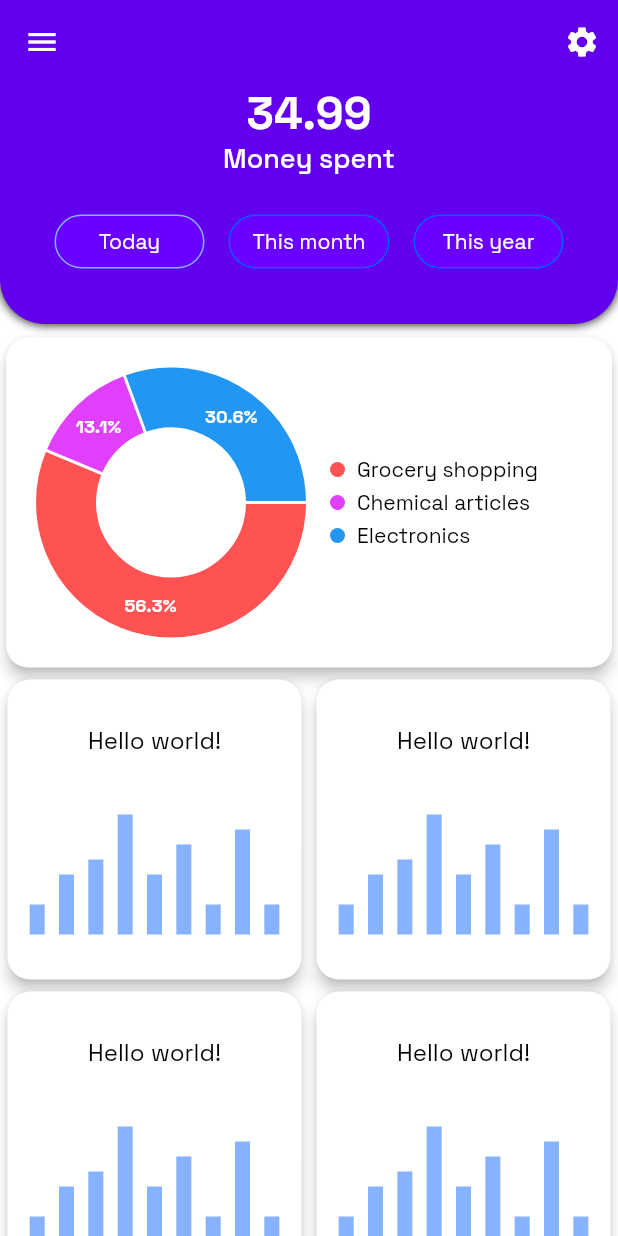
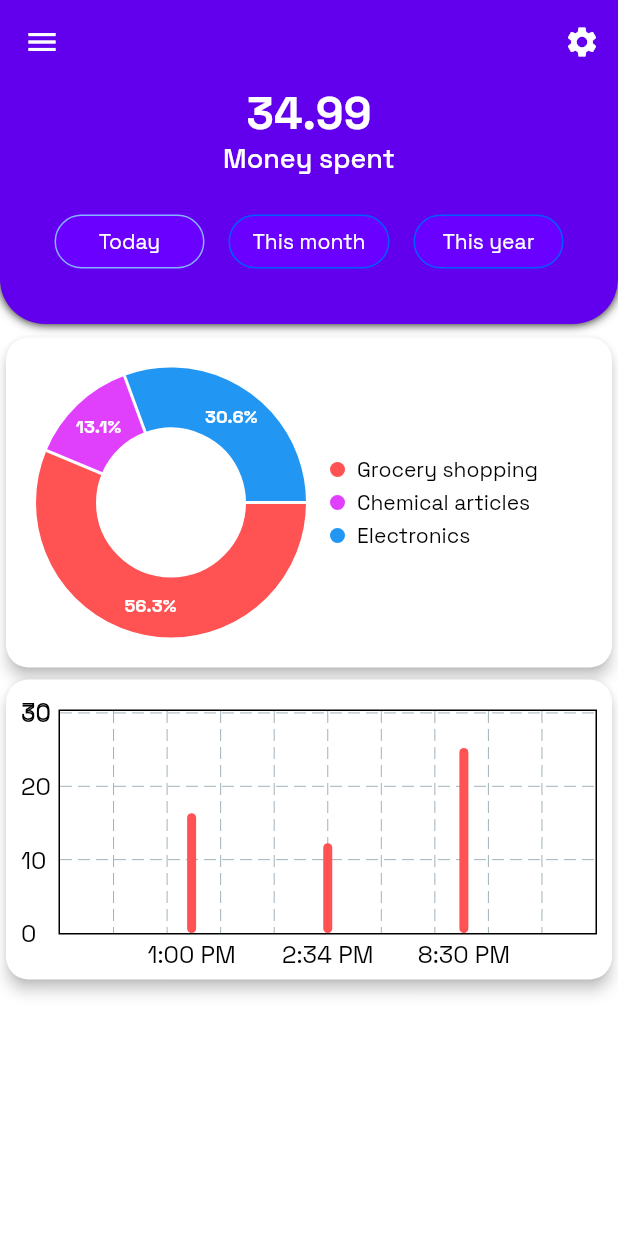
Before and after one commit to justdodo27/financepal, a Flutter app: the screen it shows after launch, on a phone screen of 412 x 824 dp. Run offline on Flutter 3.47's test engine with Material 2 defaults, Android fonts, the phone set to English and light mode, and no system bars; drawn by our look-alikes of fl_chart; our stand-ins replace google_fonts, shared_preferences.

Commit message:
Add barchart

```diff
--- /dev/null
+++ b/frontend/lib/pages/home_page/components/bar_chart_section.dart
@@ -0,0 +1,99 @@
+import 'dart:math';
+
+import 'package:fl_chart/fl_chart.dart';
+import 'package:flutter/material.dart';
+
+class BarData {
+  final int id;
+  final String name;
+  final double value;
+  final Color color;
+
+  BarData({
+    required this.id,
+    required this.name,
+    required this.value,
+    required this.color,
+  });
+}
+
+class BarChartSection extends StatelessWidget {
+  final List<BarData> data;
+
+  const BarChartSection({
+    super.key,
+    required this.data,
+  });
+
+  List<BarChartGroupData> _getGroups() {
+    return data
+        .map((entry) => BarChartGroupData(x: entry.id, barRods: [
+              BarChartRodData(toY: entry.value, width: 6, color: entry.color)
+            ]))
+        .toList();
+  }
+
+  double get maxY => data.map<double>((e) => e.value).reduce(max) * 1.2;
+
+  @override
+  Widget build(BuildContext context) {
+    return Card(
+      shape: RoundedRectangleBorder(
+        borderRadius: BorderRadius.circular(15.0),
+      ),
+      elevation: 4,
+      color: Theme.of(context).colorScheme.onPrimary,
+      child: Container(
+        padding: const EdgeInsets.only(top: 20, right: 10, left: 10),
+        child: ConstrainedBox(
+          constraints: const BoxConstraints(maxHeight: 180),
+          child: BarChart(
+            BarChartData(
+              barGroups: _getGroups(),
+              maxY: maxY,
+              titlesData: FlTitlesData(
+                topTitles: AxisTitles(
+                  sideTitles: SideTitles(showTitles: false),
+                ),
+                rightTitles: AxisTitles(
+                  sideTitles: SideTitles(showTitles: false),
+                ),
+                bottomTitles: AxisTitles(
+                  sideTitles: SideTitles(
+                    showTitles: true,
+                    reservedSize: 30,
+                    getTitlesWidget: (value, meta) => Padding(
+                      padding: const EdgeInsets.only(top: 3.0),
+                      child: Text(
+                        data.firstWhere((element) => element.id == value).name,
+                      ),
+                    ),
+                  ),
+                ),
+                leftTitles: AxisTitles(
+                  sideTitles: SideTitles(
+                    showTitles: true,
+                    reservedSize: _getReservedSize(),
+                    getTitlesWidget: (value, meta) => Padding(
+                      padding: const EdgeInsets.only(right: 3.0),
+                      child: Text(
+                        '${value.toInt()}',
+                      ),
+                    ),
+                  ),
+                ),
+              ),
+            ),
+          ),
+        ),
+      ),
+    );
+  }
+
+  double _getReservedSize() {
+    if (maxY >= 1000) return 50.0;
+    if (maxY >= 100) return 40.0;
+    if (maxY >= 10) return 25.0;
+    return 10.0;
+  }
+}
--- a/frontend/lib/pages/home_page/components/pie_chart_section.dart
+++ b/frontend/lib/pages/home_page/components/pie_chart_section.dart
@@ -1,16 +1,16 @@
 import 'package:fl_chart/fl_chart.dart';
 import 'package:flutter/material.dart';
 
-class Data {
+class PieData {
   final String name;
   final double percent;
   final Color color;
 
-  Data({required this.name, required this.percent, required this.color});
+  PieData({required this.name, required this.percent, required this.color});
 }
 
 class ChartLegend extends StatelessWidget {
-  final List<Data> data;
+  final List<PieData> data;
 
   const ChartLegend({super.key, required this.data});
 
@@ -54,7 +54,7 @@ class ChartLegend extends StatelessWidget {
 }
 
 class PieChartSection extends StatelessWidget {
-  final List<Data> data;
+  final List<PieData> data;
 
   const PieChartSection({
     super.key, required this.data,
--- a/frontend/lib/pages/home_page/home_page.dart
+++ b/frontend/lib/pages/home_page/home_page.dart
@@ -3,6 +3,7 @@ import 'package:frontend/pages/settings_page/settings_page.dart';
 
 import 'components/appbar_bottom.dart';
 import '../../utils/custom_router.dart';
+import 'components/bar_chart_section.dart';
 import 'components/pie_chart_section.dart';
 
 class HomePage extends StatefulWidget {
@@ -15,40 +16,75 @@ class HomePage extends StatefulWidget {
 class _HomePageState extends State<HomePage> {
   final appBarBottomHeight = 160.0;
 
-  final todayData = [
-    Data(name: 'Grocery shopping', percent: 56.3, color: Colors.redAccent),
-    Data(name: 'Chemical articles', percent: 13.1, color: Colors.purpleAccent),
-    Data(name: 'Electronics', percent: 30.6, color: Colors.blue),
+  final todayPieData = [
+    PieData(name: 'Grocery shopping', percent: 56.3, color: Colors.redAccent),
+    PieData(
+        name: 'Chemical articles', percent: 13.1, color: Colors.purpleAccent),
+    PieData(name: 'Electronics', percent: 30.6, color: Colors.blue),
   ];
 
-  final monthData = [
-    Data(name: 'Grocery shopping', percent: 47.3, color: Colors.redAccent),
-    Data(name: 'Chemical articles', percent: 26.1, color: Colors.purpleAccent),
-    Data(name: 'Electronics', percent: 26.6, color: Colors.blue),
+  final monthPieData = [
+    PieData(name: 'Grocery shopping', percent: 47.3, color: Colors.redAccent),
+    PieData(
+        name: 'Chemical articles', percent: 26.1, color: Colors.purpleAccent),
+    PieData(name: 'Electronics', percent: 26.6, color: Colors.blue),
   ];
 
-  final yearData = [
-    Data(name: 'Grocery shopping', percent: 48.0, color: Colors.redAccent),
-    Data(name: 'Chemical articles', percent: 30.0, color: Colors.purpleAccent),
-    Data(name: 'Electronics', percent: 12.0, color: Colors.blue),
+  final yearPieData = [
+    PieData(name: 'Grocery shopping', percent: 48.0, color: Colors.redAccent),
+    PieData(
+        name: 'Chemical articles', percent: 30.0, color: Colors.purpleAccent),
+    PieData(name: 'Electronics', percent: 12.0, color: Colors.blue),
+  ];
+
+  final todayBarData = [
+    BarData(id: 0, name: '1:00 PM', value: 16.33, color: Colors.redAccent),
+    BarData(id: 1, name: '2:34 PM', value: 12.23, color: Colors.redAccent),
+    BarData(id: 2, name: '8:30 PM', value: 25.22, color: Colors.redAccent),
+  ];
+
+  final monthBarData = [
+    BarData(id: 0, name: '01/03', value: 56.33, color: Colors.greenAccent),
+    BarData(id: 1, name: '02/03', value: 22.23, color: Colors.greenAccent),
+    BarData(id: 2, name: '03/03', value: 15.22, color: Colors.greenAccent),
+    BarData(id: 3, name: '04/03', value: 25.62, color: Colors.greenAccent),
+    BarData(id: 4, name: '05/03', value: 35.27, color: Colors.greenAccent),
+    BarData(id: 5, name: '06/03', value: 55.52, color: Colors.greenAccent),
+    BarData(id: 6, name: '07/03', value: 45.29, color: Colors.greenAccent),
+  ];
+
+  final yearBarData = [
+    BarData(id: 0, name: 'January', value: 560.33, color: Colors.purpleAccent),
+    BarData(id: 1, name: 'February', value: 120.23, color: Colors.purpleAccent),
+    BarData(id: 2, name: 'March', value: 450.22, color: Colors.purpleAccent),
   ];
 
   String optionSelected = 'TODAY';
 
-  List<Data> get data {
+  List<PieData> get pieData {
     switch (optionSelected) {
       case 'MONTH':
-        return monthData;
+        return monthPieData;
       case 'YEAR':
-        return yearData;
+        return yearPieData;
       default:
-        return todayData;
+        return todayPieData;
+    }
+  }
+
+  List<BarData> get barData {
+    switch (optionSelected) {
+      case 'MONTH':
+        return monthBarData;
+      case 'YEAR':
+        return yearBarData;
+      default:
+        return todayBarData;
     }
   }
 
   @override
   Widget build(BuildContext context) {
-    final size = MediaQuery.of(context).size;
     return Scaffold(
       appBar: AppBar(
         elevation: 0,
@@ -76,28 +112,8 @@ class _HomePageState extends State<HomePage> {
             child: Column(
               children: [
                 SizedBox(height: appBarBottomHeight + 5), // AppBarBottom height
-                PieChartSection(data: data),
-                Row(
-                  mainAxisAlignment: MainAxisAlignment.spaceAround,
-                  children: [
-                    CardTile(size: size),
-                    CardTile(size: size),
-                  ],
-                ),
-                Row(
-                  mainAxisAlignment: MainAxisAlignment.spaceAround,
-                  children: [
-                    CardTile(size: size),
-                    CardTile(size: size),
-                  ],
-                ),
-                Row(
-                  mainAxisAlignment: MainAxisAlignment.spaceAround,
-                  children: [
-                    CardTile(size: size),
-                    CardTile(size: size),
-                  ],
-                ),
+                PieChartSection(data: pieData),
+                BarChartSection(data: barData),
               ],
             ),
           ),
@@ -114,90 +130,3 @@ class _HomePageState extends State<HomePage> {
     );
   }
 }
-
-class CardTile extends StatelessWidget {
-  const CardTile({
-    super.key,
-    required this.size,
-  });
-
-  final Size size;
-
-  @override
-  Widget build(BuildContext context) {
-    return Card(
-      shape: RoundedRectangleBorder(
-        borderRadius: BorderRadius.circular(15.0),
-      ),
-      elevation: 4,
-      color: Theme.of(context).colorScheme.onPrimary,
-      child: ConstrainedBox(
-        constraints:
-            BoxConstraints(maxWidth: (size.width / 2) - 10, maxHeight: 200),
-        child: Padding(
-          padding: const EdgeInsets.all(10.0),
-          child: Column(
-            mainAxisAlignment: MainAxisAlignment.spaceAround,
-            children: [
-              Text(
-                'Hello world!',
-                style: Theme.of(context).textTheme.bodyMedium,
-              ),
-              Row(
-                mainAxisAlignment: MainAxisAlignment.spaceAround,
-                crossAxisAlignment: CrossAxisAlignment.end,
-                children: [
-                  Container(
-                    height: 20,
-                    width: 10,
-                    color: Theme.of(context).colorScheme.tertiary,
-                  ),
-                  Container(
-                    height: 40,
-                    width: 10,
-                    color: Theme.of(context).colorScheme.tertiary,
-                  ),
-                  Container(
-                    height: 50,
-                    width: 10,
-                    color: Theme.of(context).colorScheme.tertiary,
-                  ),
-                  Container(
-                    height: 80,
-                    width: 10,
-                    color: Theme.of(context).colorScheme.tertiary,
-                  ),
-                  Container(
-                    height: 40,
-                    width: 10,
-                    color: Theme.of(context).colorScheme.tertiary,
-                  ),
-                  Container(
-                    height: 60,
-                    width: 10,
-                    color: Theme.of(context).colorScheme.tertiary,
-                  ),
-                  Container(
-                    height: 20,
-                    width: 10,
-                    color: Theme.of(context).colorScheme.tertiary,
-                  ),
-                  Container(
-                    height: 70,
-                    width: 10,
-                    color: Theme.of(context).colorScheme.tertiary,
-                  ),
-                  Container(
-                    height: 20,
-                    width: 10,
-                    color: Theme.of(context).colorScheme.tertiary,
-                  ),
-                ],
-              )
-            ],
-          ),
-        ),
-      ),
-    );
-  }
-}
```
